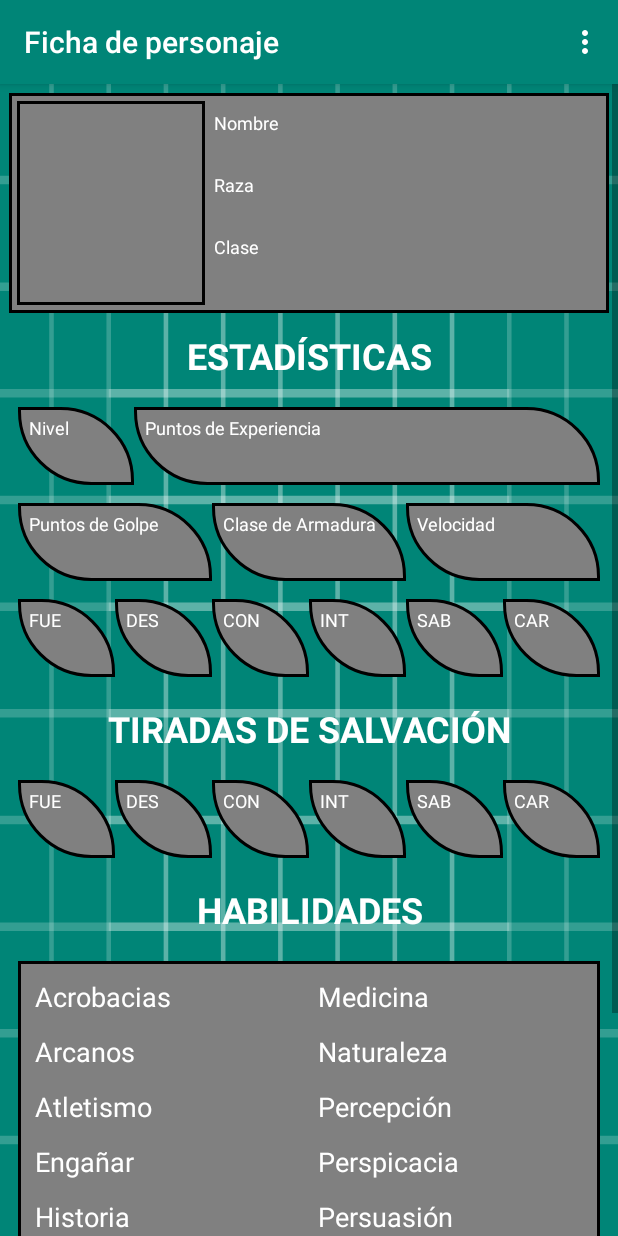
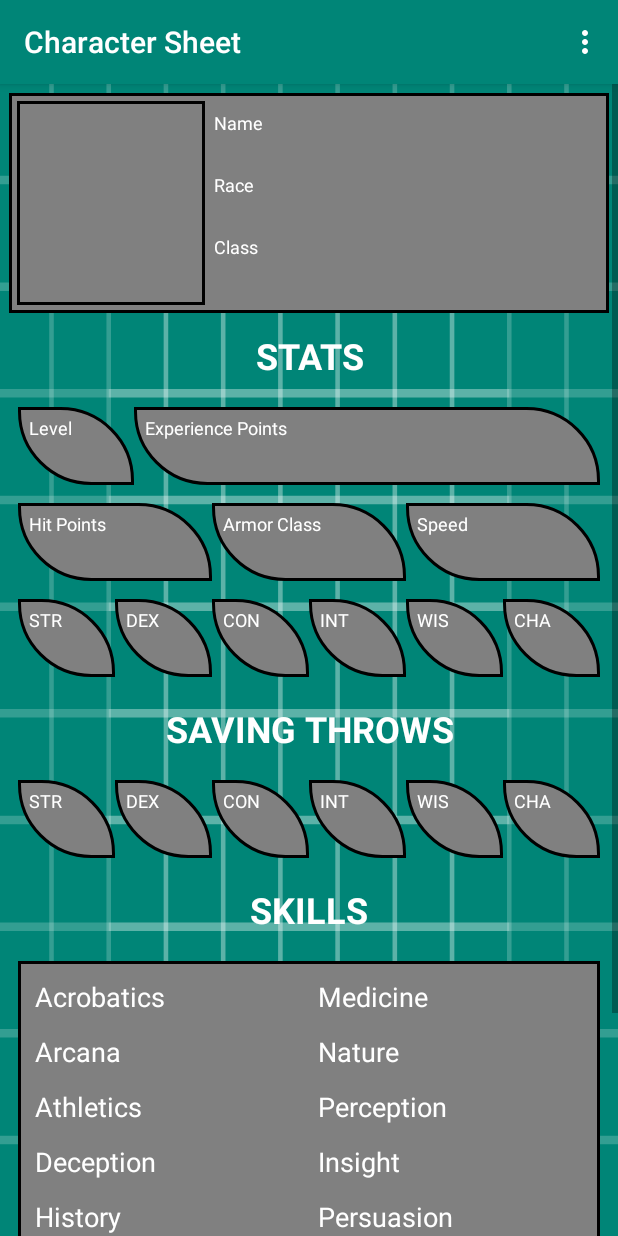
Before and after one commit to JaimeVarela/FichaDePersonaje, an Android app: the FichaGeneral screen opened directly, with no data from a screen before it, on a phone screen of 412 x 824 dp. Run offline under Robolectric (Android 15) with nearby library versions, the phone set to English and light mode, and no system bars.

Commit message:
Cambios generales

```diff
--- a/app/src/main/res/layout/activity_ficha_general.xml
+++ b/app/src/main/res/layout/activity_ficha_general.xml
@@ -657,6 +657,7 @@
                             android:layout_width="0dp"
                             android:layout_height="wrap_content"
                             android:layout_weight="1"
+                            android:textAlignment="center"
                             android:textSize="18sp"
                             android:textColor="@android:color/white" />
 
@@ -684,6 +685,7 @@
                             android:layout_height="wrap_content"
                             android:layout_weight="1"
                             android:textSize="18sp"
+                            android:textAlignment="center"
                             android:textColor="@android:color/white" />
 
                     </LinearLayout>
@@ -710,6 +712,7 @@
                             android:layout_height="wrap_content"
                             android:layout_weight="1"
                             android:textSize="18sp"
+                            android:textAlignment="center"
                             android:textColor="@android:color/white" />
 
                     </LinearLayout>
@@ -736,6 +739,7 @@
                             android:layout_height="wrap_content"
                             android:layout_weight="1"
                             android:textSize="18sp"
+                            android:textAlignment="center"
                             android:textColor="@android:color/white" />
 
                     </LinearLayout>
@@ -762,6 +766,7 @@
                             android:layout_height="wrap_content"
                             android:layout_weight="1"
                             android:textSize="18sp"
+                            android:textAlignment="center"
                             android:textColor="@android:color/white" />
 
                     </LinearLayout>
@@ -788,6 +793,7 @@
                             android:layout_height="wrap_content"
                             android:layout_weight="1"
                             android:textSize="18sp"
+                            android:textAlignment="center"
                             android:textColor="@android:color/white" />
 
                     </LinearLayout>
@@ -814,6 +820,7 @@
                             android:layout_height="wrap_content"
                             android:layout_weight="1"
                             android:textSize="18sp"
+                            android:textAlignment="center"
                             android:textColor="@android:color/white" />
 
                     </LinearLayout>
@@ -840,6 +847,7 @@
                             android:layout_height="wrap_content"
                             android:layout_weight="1"
                             android:textSize="18sp"
+                            android:textAlignment="center"
                             android:textColor="@android:color/white" />
 
                     </LinearLayout>
@@ -866,6 +874,7 @@
                             android:layout_height="wrap_content"
                             android:layout_weight="1"
                             android:textSize="18sp"
+                            android:textAlignment="center"
                             android:textColor="@android:color/white" />
 
                     </LinearLayout>
@@ -901,6 +910,7 @@
                             android:layout_height="wrap_content"
                             android:layout_weight="1"
                             android:textSize="18sp"
+                            android:textAlignment="center"
                             android:textColor="@android:color/white" />
 
                     </LinearLayout>
@@ -927,6 +937,7 @@
                             android:layout_height="wrap_content"
                             android:layout_weight="1"
                             android:textSize="18sp"
+                            android:textAlignment="center"
                             android:textColor="@android:color/white" />
 
                     </LinearLayout>
@@ -953,6 +964,7 @@
                             android:layout_height="wrap_content"
                             android:layout_weight="1"
                             android:textSize="18sp"
+                            android:textAlignment="center"
                             android:textColor="@android:color/white" />
 
                     </LinearLayout>
@@ -979,6 +991,7 @@
                             android:layout_height="wrap_content"
                             android:layout_weight="1"
                             android:textSize="18sp"
+                            android:textAlignment="center"
                             android:textColor="@android:color/white" />
 
                     </LinearLayout>
@@ -1005,6 +1018,7 @@
                             android:layout_height="wrap_content"
                             android:layout_weight="1"
                             android:textSize="18sp"
+                            android:textAlignment="center"
                             android:textColor="@android:color/white" />
 
                     </LinearLayout>
@@ -1031,6 +1045,7 @@
                             android:layout_height="wrap_content"
                             android:layout_weight="1"
                             android:textSize="18sp"
+                            android:textAlignment="center"
                             android:textColor="@android:color/white" />
 
                     </LinearLayout>
@@ -1057,6 +1072,7 @@
                             android:layout_height="wrap_content"
                             android:layout_weight="1"
                             android:textSize="18sp"
+                            android:textAlignment="center"
                             android:textColor="@android:color/white" />
 
                     </LinearLayout>
@@ -1083,6 +1099,7 @@
                             android:layout_height="wrap_content"
                             android:layout_weight="1"
                             android:textSize="18sp"
+                            android:textAlignment="center"
                             android:textColor="@android:color/white" />
 
                     </LinearLayout>
@@ -1109,6 +1126,7 @@
                             android:layout_height="wrap_content"
                             android:layout_weight="1"
                             android:textSize="18sp"
+                            android:textAlignment="center"
                             android:textColor="@android:color/white" />
 
                     </LinearLayout>
--- a/app/src/main/res/values/strings.xml
+++ b/app/src/main/res/values/strings.xml
@@ -1,48 +1,71 @@
 <resources>
-    <string name="app_name">Ficha de personaje</string>
-    <string name="salir">Salir</string>
-    <string name="editar">Editar</string>
-    <string name="volver">Volver</string>
-    <string name="guardar">Guardar</string>
-    <string name="finalizar">Finalizar</string>
-    <string name="NV">Nivel</string>
-    <string name="EXP">Puntos de Experiencia</string>
-    <string name="PG">Puntos de Golpe</string>
-    <string name="PGActual">Puntos de Golpe Actual</string>
-    <string name="PGTotal">Puntos de Golpe Total</string>
-    <string name="CA">Clase de Armadura</string>
-    <string name="VEL">Velocidad</string>
-    <string name="FUE">FUE</string>
-    <string name="DES">DES</string>
+    <string name="app_name">Character Sheet</string>
+    <string name="CA">Armor Class</string>
+    <string name="CAR">CHA</string>
     <string name="CON">CON</string>
+    <string name="DES">DEX</string>
+    <string name="EXP">Experience Points</string>
+    <string name="FUE">STR</string>
     <string name="INT">INT</string>
-    <string name="SAB">SAB</string>
-    <string name="CAR">CAR</string>
-    <string name="dadosBt">Dados</string>
-    <string name="nombre">Nombre</string>
-    <string name="raza">Raza</string>
-    <string name="clase">Clase</string>
-    <string name="stats">ESTADÍSTICAS</string>
-    <string name="salvacion">TIRADAS DE SALVACIÓN</string>
-    <string name="salvacion_bonus">TIRADAS DE SALVACIÓN BONUS</string>
-    <string name="habilidades">HABILIDADES</string>
-    <string name="habilidades_bonus">HABILIDADES BONUS</string>
-    <string name="acrobacias">Acrobacias</string>
-    <string name="arcanos">Arcanos</string>
-    <string name="atletismo">Atletismo</string>
-    <string name="engañar">Engañar</string>
-    <string name="historia">Historia</string>
-    <string name="interpretacion">Interpretación</string>
-    <string name="intimidar">Intimidar</string>
-    <string name="investigacion">Investigación</string>
-    <string name="juegoDeManos">Juego de manos</string>
-    <string name="medicina">Medicina</string>
-    <string name="naturaleza">Naturaleza</string>
-    <string name="percepcion">Percepción</string>
-    <string name="perspicacia">Perspicacia</string>
-    <string name="persuasion">Persuasión</string>
-    <string name="religion">Religión</string>
-    <string name="sigilo">Sigilo</string>
-    <string name="supervivencia">Supervivencia</string>
-    <string name="tratoConAnimales">Trato con animales</string>
+    <string name="NV">Level</string>
+    <string name="PG">Hit Points</string>
+    <string name="PGActual">Current Hit Points</string>
+    <string name="PGTotal">Total Hit Points</string>
+    <string name="SAB">WIS</string>
+    <string name="VEL">Speed</string>
+    <string name="acrobacias">Acrobatics</string>
+    <string name="arcanos">Arcana</string>
+    <string name="atletismo">Athletics</string>
+    <string name="clase">Class</string>
+    <string name="dadosBt">Dice</string>
+    <string name="editar">Edit</string>
+    <string name="engañar">Deception</string>
+    <string name="finalizar">Finish</string>
+    <string name="guardar">Save</string>
+    <string name="habilidades">SKILLS</string>
+    <string name="habilidades_bonus">BONUS SKILLS</string>
+    <string name="historia">History</string>
+    <string name="interpretacion">Performance</string>
+    <string name="intimidar">Intimidation</string>
+    <string name="investigacion">Investigation</string>
+    <string name="juegoDeManos">Sleight of Hand</string>
+    <string name="medicina">Medicine</string>
+    <string name="naturaleza">Nature</string>
+    <string name="nombre">Name</string>
+    <string name="percepcion">Perception</string>
+    <string name="perspicacia">Insight</string>
+    <string name="persuasion">Persuasion</string>
+    <string name="raza">Race</string>
+    <string name="religion">Religion</string>
+    <string name="salir">Exit</string>
+    <string name="salvacion">SAVING THROWS</string>
+    <string name="salvacion_bonus">SAVING THROWS BONUS</string>
+    <string name="sigilo">Stealth</string>
+    <string name="stats">STATS</string>
+    <string name="supervivencia">Survival</string>
+    <string name="tratoConAnimales">Animal Handling</string>
+    <string name="volver">Return</string>
+    <string name="araina">a</string>
+    <string name="batrok">b</string>
+    <string name="centauro">Centaur</string>
+    <string name="draconido">Dragonborn</string>
+    <string name="elfo">Elf</string>
+    <string name="enano">Dwarf</string>
+    <string name="felinido">Tabaxi</string>
+    <string name="formigo" translatable="false">Fórmigo</string>
+    <string name="gnomo">Gnome</string>
+    <string name="hipotido" translatable="false">Hipótido</string>
+    <string name="humano">Human</string>
+    <string name="karasu">Kenku</string>
+    <string name="kitsune" translatable="false">Kitsune</string>
+    <string name="mediano">Halfling</string>
+    <string name="mida" translatable="false">Mida</string>
+    <string name="morlock" translatable="false">Morlock</string>
+    <string name="orco">Orc</string>
+    <string name="rakhasa" translatable="false">Rakhasa</string>
+    <string name="saurio">Lizardfolk</string>
+    <string name="semielfo">Half-Elf</string>
+    <string name="semiorco">Half-Orc</string>
+    <string name="tiefling">Tiefling</string>
+    <string name="vipero">Yuan-ti</string>
 </resources>
```
Also changed, not shown: app/src/main/java/com/example/pruebas/BD.java (+24 -4 lines), app/src/main/java/com/example/pruebas/FichaGeneral.java (+5 -3 lines), app/src/main/java/com/example/pruebas/MainActivity.java (+4 -4 lines), 1 other file.
